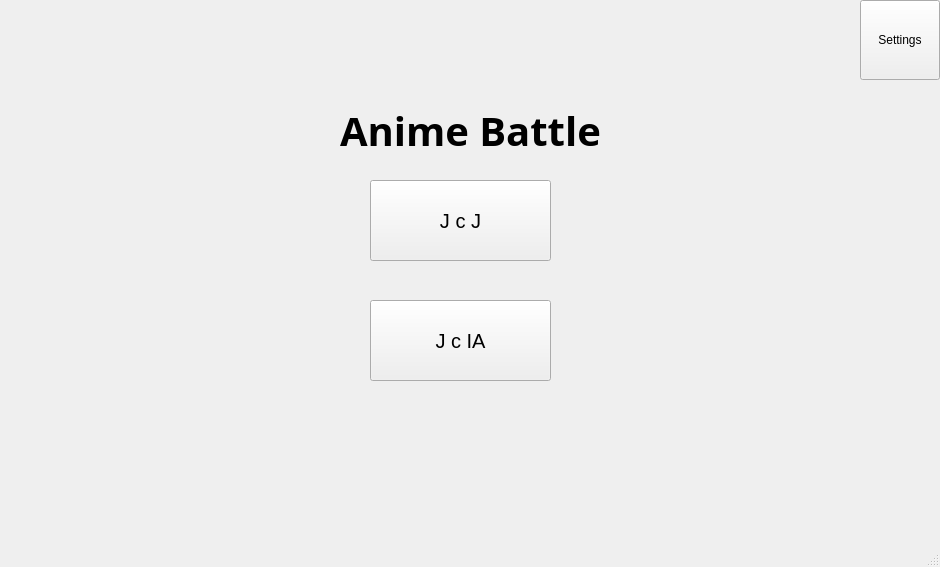
Above: animebattle.ui from NunzioSilarbi/Anime-battle before the change. Below: the same form after it.
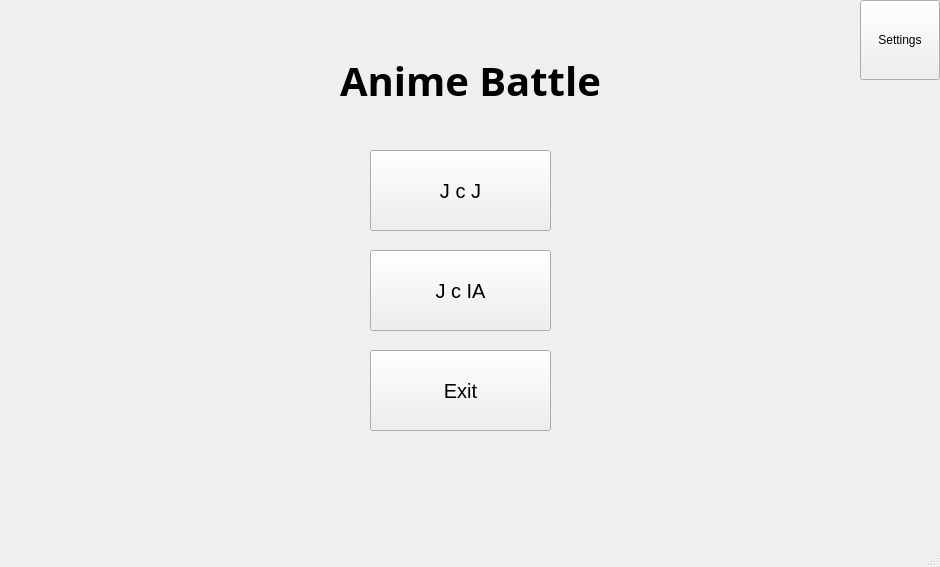
That is the form after the change. Icons and pictures are not drawn.

```diff
--- a/animebattle.ui
+++ b/animebattle.ui
@@ -21,7 +21,7 @@
     <property name="geometry">
      <rect>
       <x>370</x>
-      <y>300</y>
+      <y>250</y>
       <width>181</width>
       <height>81</height>
      </rect>
@@ -39,7 +39,7 @@
     <property name="geometry">
      <rect>
       <x>370</x>
-      <y>180</y>
+      <y>150</y>
       <width>181</width>
       <height>81</height>
      </rect>
@@ -57,7 +57,7 @@
     <property name="geometry">
      <rect>
       <x>340</x>
-      <y>90</y>
+      <y>40</y>
       <width>321</width>
       <height>81</height>
      </rect>
@@ -84,6 +84,27 @@
     </property>
     <property name="text">
      <string>Settings</string>
+    </property>
+    <property name="shortcut">
+     <string>Esc</string>
+    </property>
+   </widget>
+   <widget class="QPushButton" name="Exit">
+    <property name="geometry">
+     <rect>
+      <x>370</x>
+      <y>350</y>
+      <width>181</width>
+      <height>81</height>
+     </rect>
+    </property>
+    <property name="font">
+     <font>
+      <pointsize>15</pointsize>
+     </font>
+    </property>
+    <property name="text">
+     <string>Exit</string>
     </property>
    </widget>
   </widget>
```
